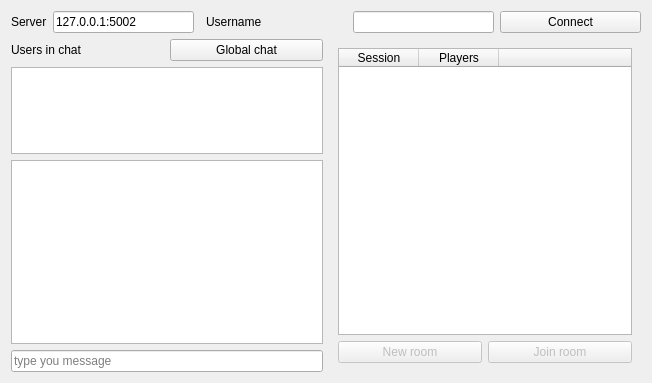
Above: launcher/lobby/lobby_moc.ui from vcmi/vcmi before the change. Below: the same form after it.
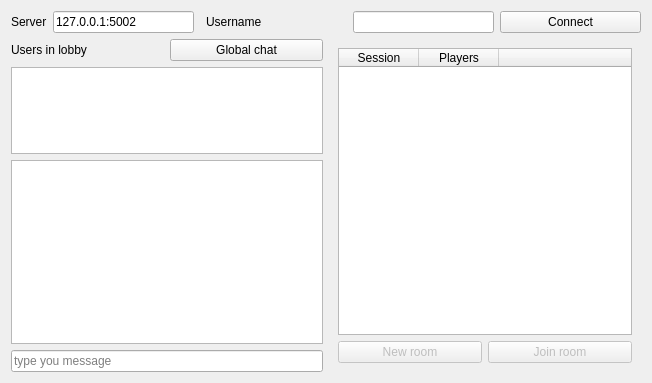
That is the form after the change.

Commit message: Advanced chat

Diff of the .ui file:
```diff
--- a/launcher/lobby/lobby_moc.ui
+++ b/launcher/lobby/lobby_moc.ui
@@ -78,7 +78,7 @@
          <item>
           <widget class="QLabel" name="label_2">
            <property name="text">
-            <string>Users in chat</string>
+            <string>Users in lobby</string>
            </property>
           </widget>
          </item>
```
The commit also changes 1 other file.
